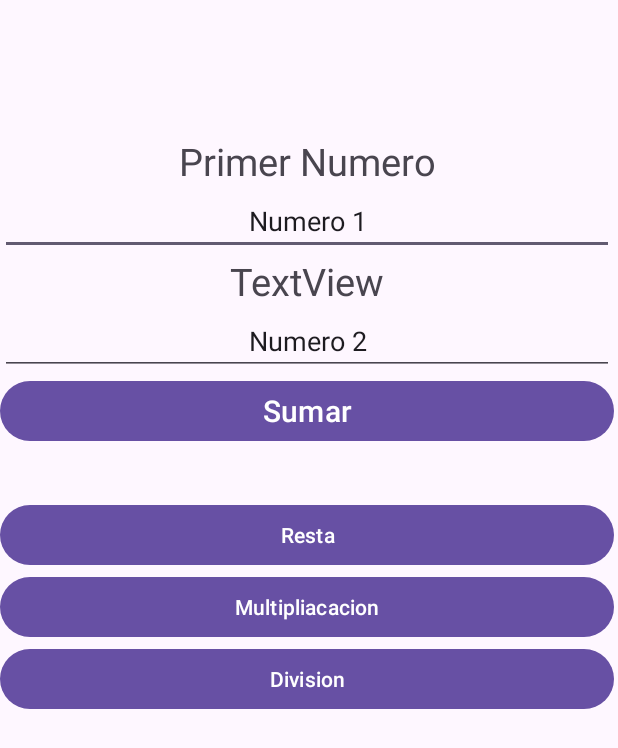
After one commit to Ramiro4903/Practica1.1, an Android app: the calculadora screen opened directly, with no data from a screen before it, on a phone screen of 412 x 824 dp. The commit adds this screen. Shown: the top 748 px of the screen. Run offline under Robolectric (Android 15) with nearby library versions, the phone set to English and light mode, and no system bars.

Commit message:
Se agregaron los botones para la cacluladora (solo funciona suma).

```diff
--- a/app/src/main/AndroidManifest.xml
+++ b/app/src/main/AndroidManifest.xml
@@ -36,6 +36,11 @@
             android:exported="true">
         </activity>
 
+        <activity
+            android:name=".calculadora"
+            android:exported="true">
+        </activity>
+
     </application>
 
 </manifest>
--- a/app/src/main/java/com/example/practica1/Registro.java
+++ b/app/src/main/java/com/example/practica1/Registro.java
@@ -42,7 +42,7 @@ public class Registro  extends AppCompatActivity implements View.OnClickListener
         if("admin".equals(user) && "admin".equals(pass)){
             t2.setText("Hola "+user);
         }else {
-            t2.setText("Esta mal");
+            t2.setText("Datos incorrectos");
         }
         }
 
--- /dev/null
+++ b/app/src/main/java/com/example/practica1/calculadora.java
@@ -0,0 +1,44 @@
+package com.example.practica1;
+
+import android.os.Bundle;
+import android.view.View;
+import android.widget.Button;
+import android.widget.EditText;
+import android.widget.TextView;
+
+import androidx.appcompat.app.AppCompatActivity;
+
+public class calculadora  extends AppCompatActivity implements View.OnClickListener{
+
+    private Button b;
+
+    private TextView t;
+
+    private EditText e, e2;
+
+    @Override
+    protected void onCreate(Bundle savedInstanceState) {
+        super.onCreate(savedInstanceState);
+        setContentView(R.layout.activity_calculadora);
+
+        b = (Button) findViewById(R.id.button6);
+        t = (TextView) findViewById(R.id.textView9);
+        e = (EditText) findViewById(R.id.editTextText5);
+        e2 = (EditText) findViewById(R.id.editTextText6);
+
+        b.setOnClickListener(this);
+
+    }
+
+    @Override
+    public void onClick(View view) {
+        String numero = e.getText().toString();
+        String numero2 = e2.getText().toString();
+
+        //lo convertimos a un entero usando parseInt
+        int n1 = Integer.parseInt(numero);
+        int n2 = Integer.parseInt(numero2);
+
+        t.setText("Resultado = "+(n1 + n2));
+    }
+}
--- a/app/src/main/java/com/example/practica1/inicio.java
+++ b/app/src/main/java/com/example/practica1/inicio.java
@@ -51,12 +51,10 @@ public class inicio extends AppCompatActivity implements View.OnClickListener {
             @Override
             public void onClick(View v) {
 
-                Intent intent = new Intent(inicio.this, Registro.class);
+                Intent intent = new Intent(inicio.this, calculadora.class);
                 startActivity(intent);
             }
         });
-
-
 
 
 
--- /dev/null
+++ b/app/src/main/res/layout/activity_calculadora.xml
@@ -0,0 +1,80 @@
+<?xml version="1.0" encoding="utf-8"?>
+<androidx.constraintlayout.widget.ConstraintLayout xmlns:android="http://schemas.android.com/apk/res/android"
+    xmlns:tools="http://schemas.android.com/tools"
+    android:layout_width="match_parent"
+    android:layout_height="match_parent">
+
+    <LinearLayout
+        android:layout_width="409dp"
+        android:layout_height="729dp"
+        android:orientation="vertical"
+        tools:layout_editor_absoluteX="1dp"
+        tools:layout_editor_absoluteY="1dp">
+
+        <TextView
+            android:id="@+id/textView7"
+            android:layout_marginTop="90dp"
+            android:layout_width="match_parent"
+            android:layout_height="wrap_content"
+            android:gravity="center"
+            android:text="Primer Numero"
+            android:textSize="25dp" />
+
+        <EditText
+            android:id="@+id/editTextText5"
+            android:layout_width="match_parent"
+            android:layout_height="wrap_content"
+            android:ems="10"
+            android:gravity="center"
+            android:inputType="text"
+            android:text="Numero 1" />
+
+        <TextView
+            android:id="@+id/textView8"
+            android:layout_width="match_parent"
+            android:layout_height="wrap_content"
+            android:gravity="center"
+            android:text="TextView"
+            android:textSize="25dp" />
+
+        <EditText
+            android:id="@+id/editTextText6"
+            android:layout_width="match_parent"
+            android:layout_height="wrap_content"
+            android:ems="10"
+            android:gravity="center"
+            android:inputType="text"
+            android:text="Numero 2" />
+
+        <Button
+            android:id="@+id/button6"
+            android:layout_width="match_parent"
+            android:layout_height="wrap_content"
+            android:text="Sumar"
+            android:textSize="20dp" />
+
+        <TextView
+            android:id="@+id/textView9"
+            android:layout_width="match_parent"
+            android:layout_height="wrap_content"
+            android:textSize="25dp" />
+
+        <Button
+            android:id="@+id/button7"
+            android:layout_width="match_parent"
+            android:layout_height="wrap_content"
+            android:text="Resta" />
+
+        <Button
+            android:id="@+id/button8"
+            android:layout_width="match_parent"
+            android:layout_height="wrap_content"
+            android:text="Multipliacacion" />
+
+        <Button
+            android:id="@+id/button9"
+            android:layout_width="match_parent"
+            android:layout_height="wrap_content"
+            android:text="Division" />
+    </LinearLayout>
+</androidx.constraintlayout.widget.ConstraintLayout>
--- a/app/src/main/res/layout/pantalla_inicio.xml
+++ b/app/src/main/res/layout/pantalla_inicio.xml
@@ -72,6 +72,7 @@
             android:layout_marginTop="10dp"
             android:text="Inicio"
             android:textSize="20dp" />
+        <!-- reutilizamos el boton de login para operaciones basicas -->
 
         <Button
             android:id="@+id/button4"
@@ -79,7 +80,7 @@
             android:layout_height="51dp"
             android:layout_marginStart="130dp"
             android:layout_marginTop="20dp"
-            android:text="Nuevo Login"
+            android:text="Calculadora"
             android:textSize="20dp" />
 
     </LinearLayout>
--- a/app/src/main/res/layout/registro.xml
+++ b/app/src/main/res/layout/registro.xml
@@ -15,7 +15,7 @@
             android:id="@+id/textView4"
             android:layout_width="match_parent"
             android:layout_height="wrap_content"
-            android:layout_marginTop="50dp"
+            android:layout_marginTop="90dp"
             android:gravity="center"
             android:text="Usuario"
             android:textSize="25sp" />
@@ -50,10 +50,15 @@
 
         <Button
             android:id="@+id/button5"
+            android:layout_width="180dp"
+            android:layout_height="60dp"
             android:layout_marginTop="20dp"
-            android:layout_width="match_parent"
-            android:layout_height="wrap_content"
-            android:text="Registrar" />
+            android:backgroundTint="#4CAF50"
+            android:text="Iniciar Sesion"
+            android:textAllCaps="false"
+            android:layout_marginStart="113dp"
+            android:textColor="#FFFFFF"
+            android:textSize="18sp" />
 
         <TextView
             android:id="@+id/textView6"
```
